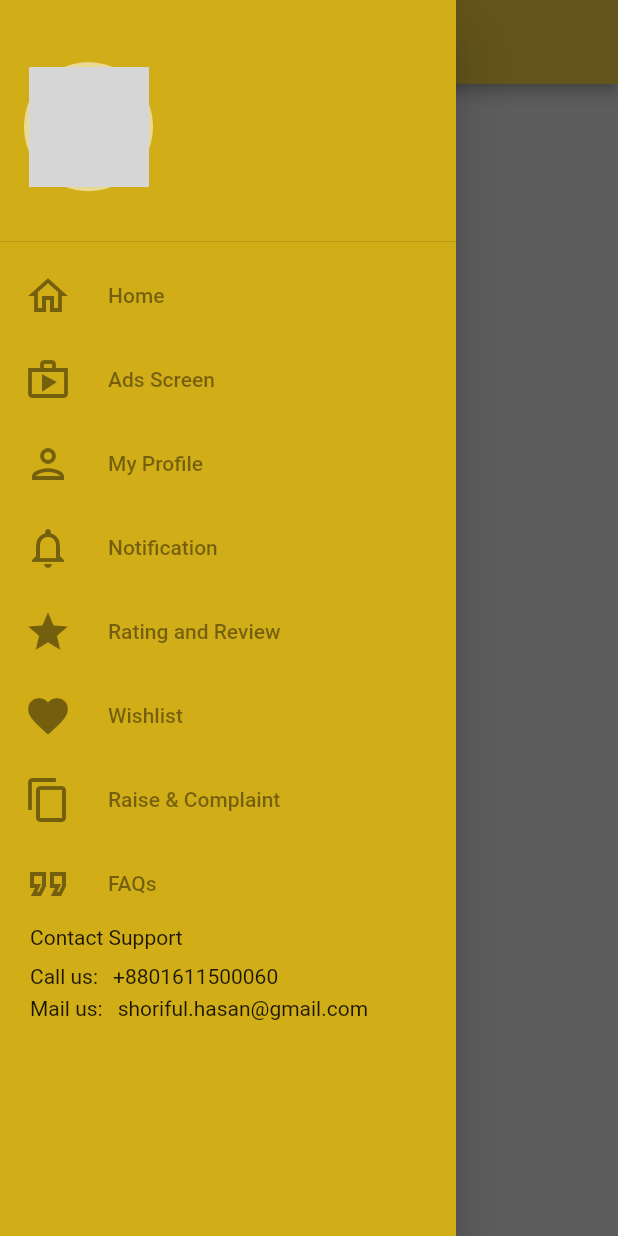
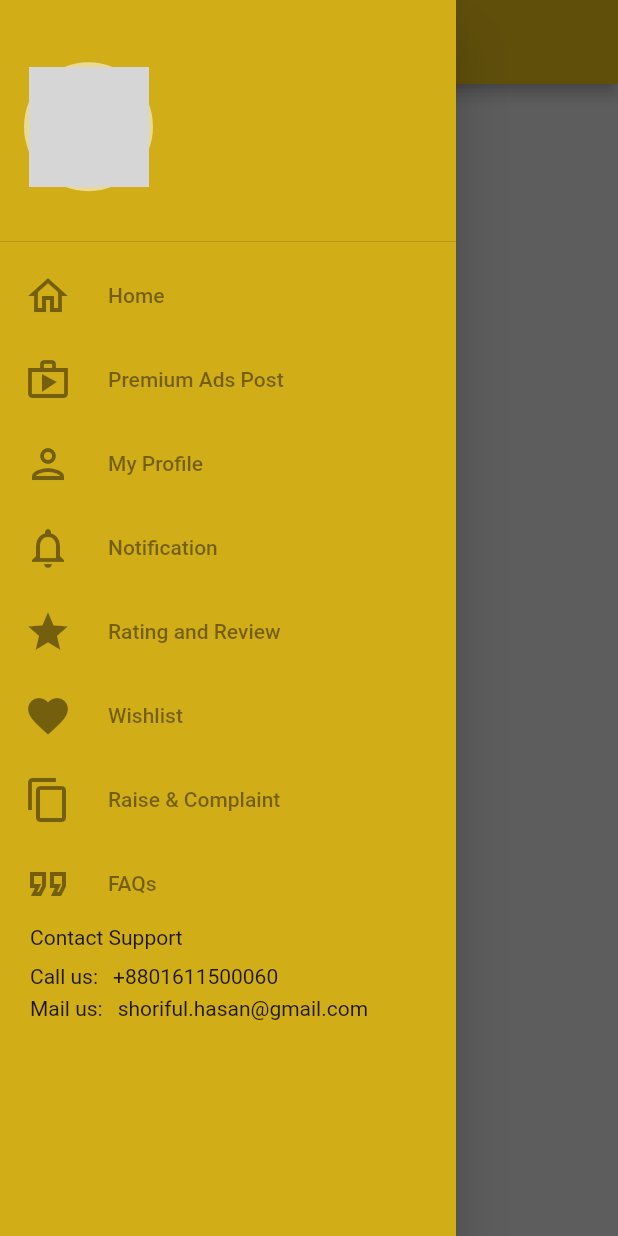
Before and after one commit to shashif/hotelreview, a Flutter app: the HomeScreen screen opened directly, with the side drawer open, on a phone screen of 412 x 824 dp. Run offline on Flutter 3.47's test engine with Material 2 defaults, Android fonts, the phone set to English and light mode, and no system bars; our stand-ins replace cloud_firestore, fancy_shimmer_image, firebase_auth, firebase_core, firebase_storage, flutter_signin_button and 4 more; accounts and stored records are empty; network calls fail; grey boxes are pictures that could not be loaded.

Commit message:
Premium ads details page Done

```diff
--- a/lib/models/ads_model.dart
+++ b/lib/models/ads_model.dart
@@ -1,13 +1,19 @@
-import 'dart:html';
+
+
+import 'package:cloud_firestore/cloud_firestore.dart';
 
 class AdsModel {
   String description;
   String phoneNumber;
   String imageURL;
+  Timestamp timestamp;
+
 
   AdsModel({
     required this.description,
     required this.phoneNumber,
     required this.imageURL,
+    required adminProved,
+    required this.timestamp,
   });
 }
--- a/lib/providers/ads_provider.dart
+++ b/lib/providers/ads_provider.dart
@@ -3,7 +3,9 @@ import 'package:firebase_auth/firebase_auth.dart';
 import 'package:flutter/cupertino.dart';
 import 'package:flutter/material.dart';
 import 'package:fluttertoast/fluttertoast.dart';
+import 'package:hotel_review/widgets/global_var.dart';
 
+import '../models/ads_model.dart';
 import '../screens/home_screen/home_screen.dart';
 
 class AdsProvider with ChangeNotifier {
@@ -14,7 +16,22 @@ class AdsProvider with ChangeNotifier {
   TextEditingController phoneEditingController = TextEditingController();
   TextEditingController photoController = TextEditingController();
 
+  late AdsModel adsModel;
 
+
+  //List<AdsModel>searchLlist=[];
+  adsNewModel(QueryDocumentSnapshot element) {
+    adsModel = AdsModel(
+      timestamp: element.get("timestamp"),
+      adminProved: element.get("adminProved"),
+      description: element.get("description"),
+      imageURL: element.get("imageURL"),
+      phoneNumber: element.get("phoneNumber"),
+
+    );
+
+    //searchLlist.add(adsModel);
+  }
 
   void validator(context) async {
     if (descriptionEditingController.text.isEmpty) {
@@ -30,14 +47,14 @@ class AdsProvider with ChangeNotifier {
       await FirebaseFirestore.instance
           .collection("HomeBannerAdsByUser")
           .doc(FirebaseAuth.instance.currentUser?.uid)
-          .collection('YourAds')
+          .collection('YourPremiumAds')
           .doc()
           .set({
         "description": descriptionEditingController.text,
         "phoneNumber": phoneEditingController.text,
         "imageURL":photoController.text ,
         "adminProved": isAdminApprove,
-        "PostdateAndTime": DateTime.now(),
+        "timestamp": DateTime.now(),
       }).then((value) async {
         isloadding = false;
         notifyListeners();
@@ -53,4 +70,66 @@ class AdsProvider with ChangeNotifier {
       notifyListeners();
     }
   }
+
+
+  /////////////////////////////Premium Ads data for all user start//////////////////////
+  List<AdsModel> premiumAdsList = [];
+
+  fetchPremiumAdsData() async {
+    List<AdsModel> newList = [];
+
+    QuerySnapshot querySnapshotValue =
+    await FirebaseFirestore.instance
+        .collectionGroup("YourPremiumAds")
+        //.orderBy('timestamp', descending: true)
+        // .where("adminProved", isEqualTo: false)
+        .get();
+
+    querySnapshotValue.docs.forEach((element) {
+      adsNewModel(element);
+      newList.add(adsModel);
+    });
+
+    premiumAdsList = newList;
+    notifyListeners();
+  }
+
+  List<AdsModel> get getfetchpremiumAdsDataList {
+    return premiumAdsList;
+  }
+
+/////////////////////////////Premium Ads data for all user end//////////////////////
+
+
+/////////////////////////////Premium Ads data start//////////////////////
+  List<AdsModel> premiumAdsCurrentUserList = [];
+
+  fetchPremiumAdsCurrentData() async {
+    List<AdsModel>? newList = [];
+    QuerySnapshot querySnapshotValue =
+    await FirebaseFirestore.instance
+        .collection("HomeBannerAdsByUser")
+        .doc(FirebaseAuth.instance.currentUser?.uid)
+        .collection('YourAds')
+        .get();
+
+    querySnapshotValue.docs.forEach((element) {
+      print(element.data());
+
+      adsNewModel(element);
+
+      newList.add(adsModel);
+    });
+
+    premiumAdsCurrentUserList = newList;
+    notifyListeners();
+  }
+
+  List<AdsModel> get getfetchpremiumAdsCurrentUserDataList {
+    return premiumAdsCurrentUserList;
+  }
+
+/////////////////////////////Premium Ads data end//////////////////////
+
+
 }
--- a/lib/screens/home_screen/home_screen.dart
+++ b/lib/screens/home_screen/home_screen.dart
@@ -1,12 +1,13 @@
+import 'package:fancy_shimmer_image/fancy_shimmer_image.dart';
 import 'package:flutter/material.dart';
-
-
+import 'package:hotel_review/providers/ads_provider.dart';
+import 'package:hotel_review/widgets/color_widget.dart';
 
 import 'package:provider/provider.dart';
 
 import '../../providers/user_provider.dart';
 import '../../widgets/drawer_widget.dart';
-
+import '../../widgets/homepage_premimum_ads.dart';
 
 class HomeScreen extends StatefulWidget {
   const HomeScreen({Key? key}) : super(key: key);
@@ -16,21 +17,26 @@ class HomeScreen extends StatefulWidget {
 }
 
 class _HomeScreenState extends State<HomeScreen> {
+  @override
+  void initState() {
+    AdsProvider initadsProvider = Provider.of(context, listen: false);
+    initadsProvider.fetchPremiumAdsData();
+    // initadsProvider.fetchPremiumAdsCurrentData();
 
-
-
+    super.initState();
+  }
 
   @override
   Widget build(BuildContext context) {
-
+    AdsProvider adsProvider = Provider.of(context);
     UserProvider userProvider = Provider.of(context);
     userProvider.getUserData();
 
     return Scaffold(
-      backgroundColor: const Color(0xffcbcbcb),
+      backgroundColor: scaffoldBackgroundColor,
       appBar: AppBar(
         iconTheme: const IconThemeData(color: Colors.black),
-        backgroundColor: const Color(0xffd6b738),
+        backgroundColor: primaryColor,
         title: const Text(
           'Home',
           style: TextStyle(
@@ -38,12 +44,25 @@ class _HomeScreenState extends State<HomeScreen> {
             fontSize: 17,
           ),
         ),
-        actions: [
-
-        ],
+        actions: [],
       ),
       drawer: DrawerWidget(userProvider: userProvider),
-      body:Text('This is Home'),
+      body: SafeArea(
+        child: SingleChildScrollView(
+          scrollDirection: Axis.vertical,
+          child: Padding(
+            padding: const EdgeInsets.symmetric(vertical: 10,horizontal: 1),
+            child: Column(
+              mainAxisAlignment: MainAxisAlignment.center,
+              children: [
+                HomePagePremiumAds(),
+
+
+              ],
+            ),
+          ),
+        ),
+      ),
     );
   }
 }
--- a/lib/widgets/drawer_widget.dart
+++ b/lib/widgets/drawer_widget.dart
@@ -63,7 +63,7 @@ class _DrawerWidgetState extends State<DrawerWidget> {
                 }),
             listTile(
                 iconData: Icons.shop_outlined,
-                title: "Ads Screen",
+                title: "Premium Ads Post",
                 onTap: () {
                   Navigator.of(context).push(
                       MaterialPageRoute(builder: (context) => AdsScreen()));
```
Also changed, not shown: lib/screens/premium_ads_details/premium_ads_details.dart (added, +158 -0 lines), lib/widgets/homepage_premimum_ads.dart (added, +75 -0 lines).
